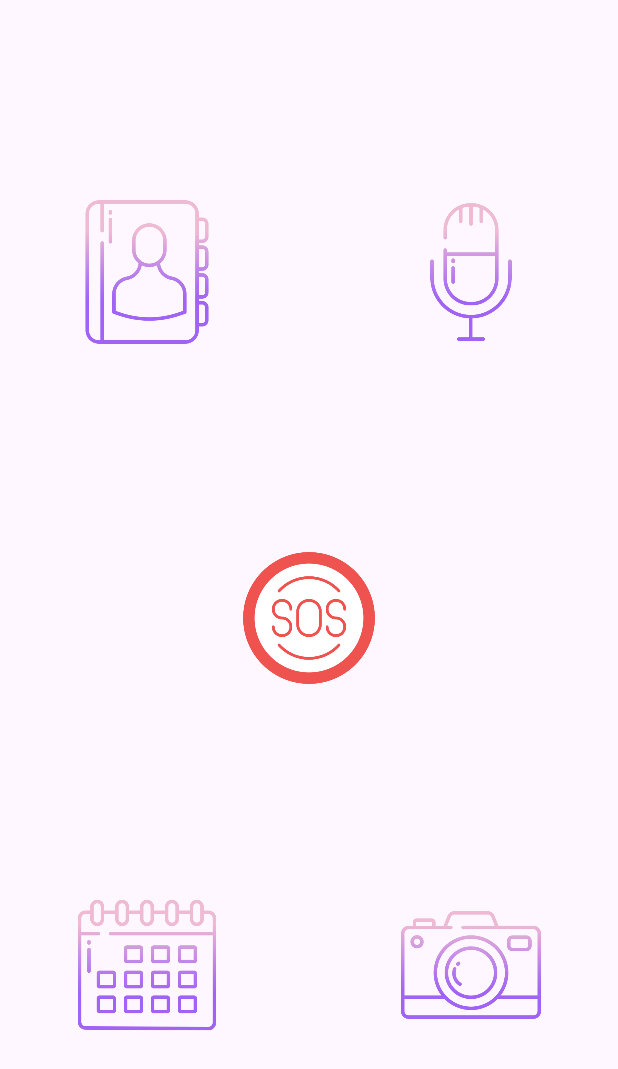
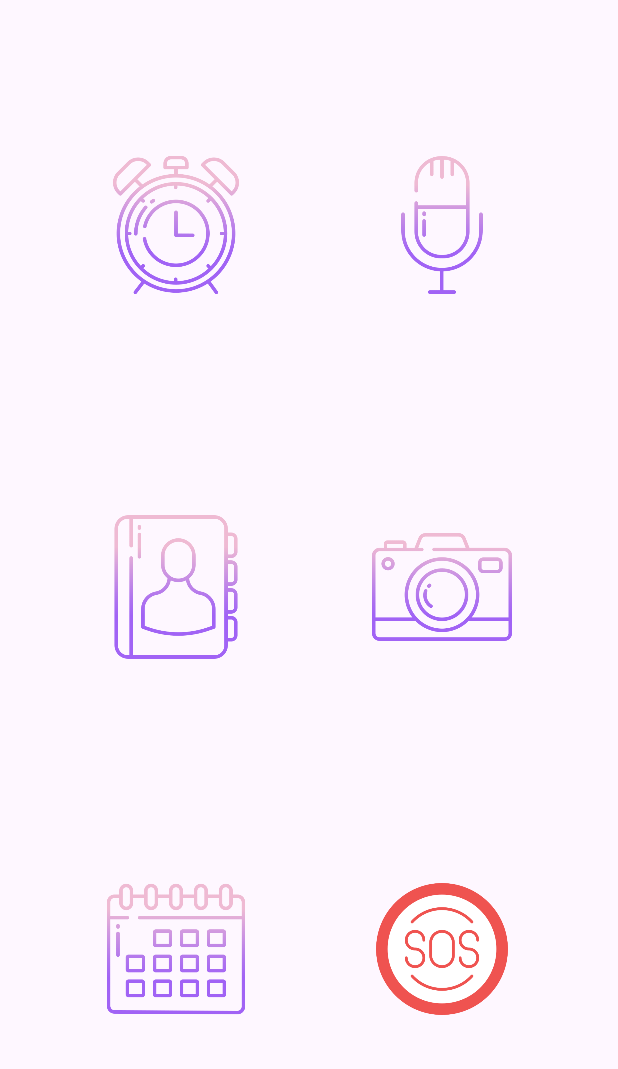
Before and after one commit to sefafe10/MemoriApp, an Android app: the layout fragment_home.xml on its own in the app's theme, with its tools: preview values and no code run, on a phone screen of 412 x 824 dp. Shown: the top 1069 px of the screen. Run offline under Robolectric (Android 15) with nearby library versions, the phone set to English and light mode, and no system bars.

Commit message:
Última corrección

```diff
--- a/app/src/main/java/com/example/memoriapp/HomeFragment.kt
+++ b/app/src/main/java/com/example/memoriapp/HomeFragment.kt
@@ -44,6 +44,7 @@ class HomeFragment : Fragment() {
         }
 
         // Buscar los ImageButtons por sus IDs
+        val relojButton = view.findViewById<ImageButton>(R.id.reloj)
         val microfonoButton = view.findViewById<ImageButton>(R.id.microfono)
         val libretaDeContactosButton = view.findViewById<ImageButton>(R.id.libreta_de_contactos)
         val camaraButton = view.findViewById<ImageButton>(R.id.camara)
@@ -54,10 +55,25 @@ class HomeFragment : Fragment() {
         val colorNegro = ContextCompat.getColor(requireContext(), android.R.color.black)
 
         // Aplicar el color negro a los drawables de los ImageButtons
+        relojButton.setColorFilter(colorNegro, PorterDuff.Mode.SRC_IN)
         microfonoButton.setColorFilter(colorNegro, PorterDuff.Mode.SRC_IN)
         libretaDeContactosButton.setColorFilter(colorNegro, PorterDuff.Mode.SRC_IN)
         camaraButton.setColorFilter(colorNegro, PorterDuff.Mode.SRC_IN)
         calendarioButton.setColorFilter(colorNegro, PorterDuff.Mode.SRC_IN)
+
+        // Configurar OnClickListener para el botón de reloj
+        relojButton.setOnClickListener {
+            // Intent para abrir la aplicación de reloj
+            val packageManager = requireContext().packageManager
+            val intent = packageManager.getLaunchIntentForPackage("com.android.deskclock") // Cambia el nombre del paquete por el de la aplicación de reloj en tu dispositivo
+            if (intent != null) {
+                startActivity(intent)
+            } else {
+                Toast.makeText(requireContext(), "Aplicación de reloj no encontrada", Toast.LENGTH_SHORT).show()
+            }
+        }
+
+
 
         microfonoButton.setOnClickListener {
             // Intent para abrir la aplicación de grabación de sonidos
--- a/app/src/main/res/layout/fragment_home.xml
+++ b/app/src/main/res/layout/fragment_home.xml
@@ -8,17 +8,28 @@
     >
 
     <ImageButton
+        android:layout_marginTop="100dp"
+        android:id="@+id/reloj"
+        android:layout_width="120dp"
+        android:layout_height="100dp"
+        android:scaleType="centerInside"
+        android:src="@drawable/reloj"
+        app:layout_constraintEnd_toStartOf="@id/microfono"
+        app:layout_constraintStart_toStartOf="parent"
+        app:layout_constraintTop_toTopOf="parent"
+        android:backgroundTint="@android:color/transparent"/>
+
+    <ImageButton
+        android:layout_marginTop="100dp"
         android:id="@+id/microfono"
         android:layout_width="120dp"
         android:layout_height="100dp"
         android:scaleType="centerInside"
         android:src="@drawable/microfono"
         app:layout_constraintEnd_toEndOf="parent"
-        app:layout_constraintBottom_toTopOf="@id/sos"
+        app:layout_constraintStart_toEndOf="@id/reloj"
         app:layout_constraintTop_toTopOf="parent"
-        app:layout_constraintStart_toEndOf="@id/sos"
         android:backgroundTint="@android:color/transparent"
-        android:layout_marginEnd="50dp"
         />
 
     <ImageButton
@@ -27,12 +38,11 @@
         android:layout_height="100dp"
         android:scaleType="centerInside"
         android:src="@drawable/libreta_de_contactos"
-        app:layout_constraintTop_toTopOf="parent"
-        app:layout_constraintBottom_toTopOf="@id/sos"
-        app:layout_constraintEnd_toStartOf="@id/sos"
+        app:layout_constraintTop_toBottomOf="@id/reloj"
+        app:layout_constraintBottom_toTopOf="@id/calendario"
+        app:layout_constraintEnd_toStartOf="@id/camara"
         app:layout_constraintStart_toStartOf="parent"
-        android:backgroundTint="@android:color/transparent"
-        android:layout_marginStart="50dp"/>
+        android:backgroundTint="@android:color/transparent"/>
 
     <ImageButton
         android:id="@+id/camara"
@@ -40,12 +50,11 @@
         android:layout_height="100dp"
         android:scaleType="centerInside"
         android:src="@drawable/camara"
-        app:layout_constraintBottom_toBottomOf="parent"
+        app:layout_constraintBottom_toTopOf="@id/sos"
         app:layout_constraintEnd_toEndOf="parent"
-        app:layout_constraintStart_toEndOf="@id/sos"
-        app:layout_constraintTop_toBottomOf="@id/sos"
-        android:backgroundTint="@android:color/transparent"
-        android:layout_marginEnd="50dp"/>
+        app:layout_constraintStart_toEndOf="@id/libreta_de_contactos"
+        app:layout_constraintTop_toBottomOf="@id/microfono"
+        android:backgroundTint="@android:color/transparent"/>
 
     <ImageButton
         android:id="@+id/calendario"
@@ -56,9 +65,8 @@
         app:layout_constraintBottom_toBottomOf="parent"
         app:layout_constraintEnd_toStartOf="@id/sos"
         app:layout_constraintStart_toStartOf="parent"
-        app:layout_constraintTop_toBottomOf="@id/sos"
-        android:backgroundTint="@android:color/transparent"
-        android:layout_marginStart="50dp"/>
+        app:layout_constraintTop_toBottomOf="@id/libreta_de_contactos"
+        android:backgroundTint="@android:color/transparent"/>
 
     <ImageButton
         android:id="@+id/sos"
@@ -68,8 +76,8 @@
         android:src="@drawable/sos"
         app:layout_constraintBottom_toBottomOf="parent"
         app:layout_constraintEnd_toEndOf="parent"
-        app:layout_constraintStart_toStartOf="parent"
-        app:layout_constraintTop_toTopOf="parent"
+        app:layout_constraintStart_toEndOf="@id/calendario"
+        app:layout_constraintTop_toBottomOf="@id/camara"
         android:backgroundTint="@android:color/transparent"
         />
 
```
Also changed, not shown: app/src/main/res/drawable/reloj.png (added).
